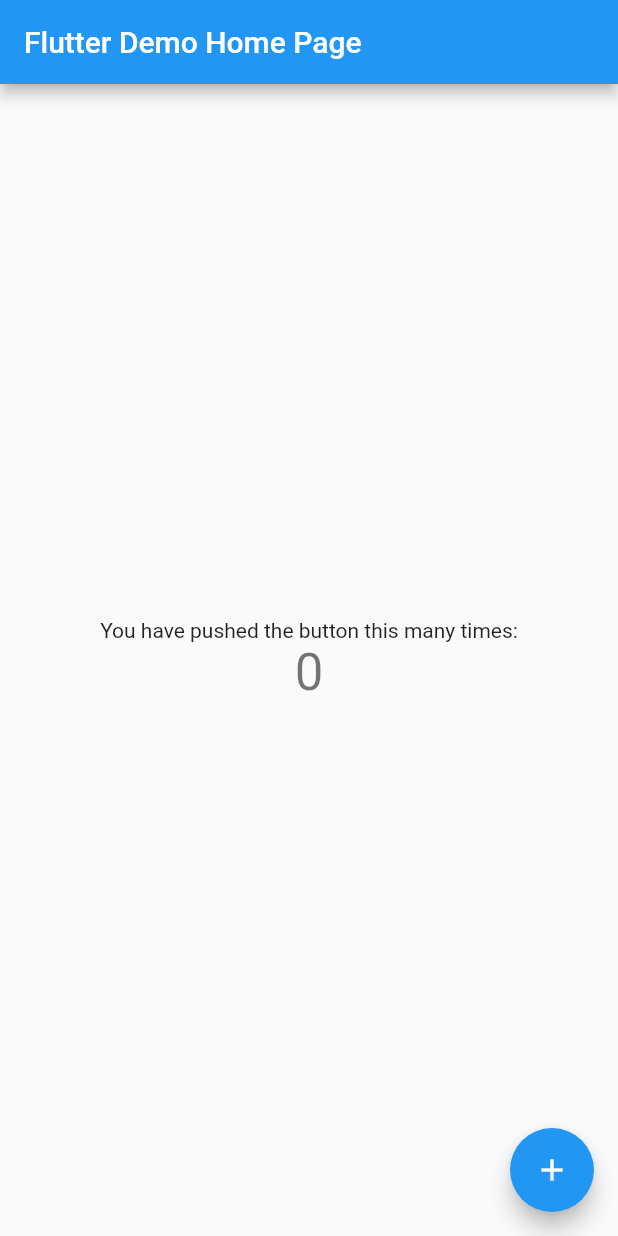
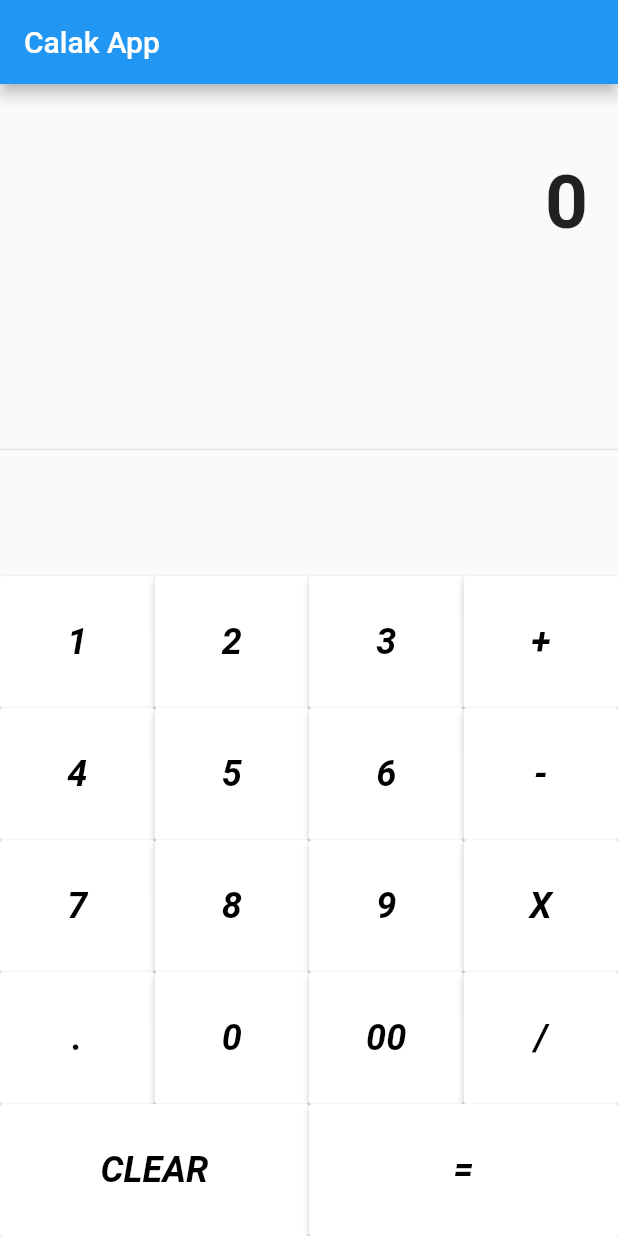
Before and after one commit to jemmycalak/Example-Flutter-App, a Flutter app: the screen it shows after launch, on a phone screen of 412 x 824 dp. Run offline on Flutter 3.47's test engine with Material 2 defaults, Android fonts, the phone set to English and light mode, and no system bars.

Commit message:
[update] add calculator app

```diff
--- a/lib/main.dart
+++ b/lib/main.dart
@@ -9,11 +9,11 @@ class MyApp extends StatelessWidget {
   @override
   Widget build(BuildContext context) {
     return MaterialApp(
-      title: 'Flutter Demo',
+      title: 'Calak App',
       theme: ThemeData(
         primarySwatch: Colors.blue,
       ),
-      home: MyHomePage(title: 'Flutter Demo Home Page'),
+      home: MyHomePage(title: 'Calak App'),
     );
   }
 }
@@ -28,12 +28,86 @@ class MyHomePage extends StatefulWidget {
 }
 
 class _MyHomePageState extends State<MyHomePage> {
-  int _counter = 0;
 
-  void _incrementCounter() {
+  var output = "0";
+  var _output = "0";
+  var num1 = 0.0;
+  var num2 = 0.0;
+  var operand = "";
+
+  onButtonPressed(String keyword) {
+    switch(keyword) {
+      case "CLEAR": {
+        output = "0";
+        _output = "0";
+        num1 = 0;
+        num2 = 0;
+        operand = "";
+      }
+      break;
+
+      case "+":
+      case "-":
+      case "X":
+      case "/":{
+        num1 = double.parse(output);
+        operand = keyword;
+        _output = "0";
+      }
+      break;
+      case ".": {
+        if (!_output.contains(".")) {
+          _output += keyword;
+        }
+      }
+      break;
+      case "=": {
+        num2 = double.parse(output);
+        if(operand == "+") {
+          _output = "${(num1+num2)}";
+        }
+        if(operand == "-") {
+          _output = "${(num1-num2)}";
+        }
+        if(operand == "/") {
+          _output = "${(num1/num2)}";
+        }
+        if(operand == "X") {
+          _output = "${(num1*num2)}";
+        }
+
+        num1 = 0.0;
+        num2 = 0.0;
+        operand = "";
+      }
+      break;
+      default: {
+        _output += keyword;
+      }
+      break;
+    }
+
     setState(() {
-      _counter++;
+      output = double.parse(_output).toStringAsFixed(2);
     });
+  }
+
+  Widget ButtonCalculator(String text) {
+    return new Expanded(
+      child: new MaterialButton(
+        child: new Text(text,
+          style: TextStyle(
+            fontSize: 24,
+            fontStyle: FontStyle.italic,
+            fontWeight: FontWeight.bold
+          ),
+        ),
+        onPressed: () => onButtonPressed(text),
+        color: Colors.white,
+        textColor: Colors.black,
+        padding: new EdgeInsets.all(30),
+      ),
+    );
   }
 
   @override
@@ -42,24 +116,66 @@ class _MyHomePageState extends State<MyHomePage> {
       appBar: AppBar(
         title: Text(widget.title),
       ),
-      body: Center(
-        child: Column(
-          mainAxisAlignment: MainAxisAlignment.center,
-          children: <Widget>[
-            Text(
-              'You have pushed the button this many times:',
+      body: new Container(
+        child: new Column(
+          children: [
+            new Container(
+              padding: new EdgeInsets.symmetric(
+                horizontal: 20,
+                vertical: 50
+              ),
+              alignment: Alignment.centerRight,
+              // color: Colors.white,
+              child: new Text(output, style: new TextStyle(
+                fontSize: 50,
+                fontWeight: FontWeight.bold
+              ),),
             ),
-            Text(
-              '$_counter',
-              style: Theme.of(context).textTheme.headline4,
+
+            new Expanded(
+              child: new Divider(),
+            ),
+
+            new Row(
+              children: [
+                ButtonCalculator("1"),
+                ButtonCalculator("2"),
+                ButtonCalculator("3"),
+                ButtonCalculator("+"),
+              ],
+            ),
+            new Row(
+              children: [
+                ButtonCalculator("4"),
+                ButtonCalculator("5"),
+                ButtonCalculator("6"),
+                ButtonCalculator("-"),
+              ],
+            ),
+            new Row(
+              children: [
+                ButtonCalculator("7"),
+                ButtonCalculator("8"),
+                ButtonCalculator("9"),
+                ButtonCalculator("X"),
+              ],
+            ),
+            new Row(
+              children: [
+                ButtonCalculator("."),
+                ButtonCalculator("0"),
+                ButtonCalculator("00"),
+                ButtonCalculator("/"),
+              ],
+            ),
+            new Row(
+              children: [
+                ButtonCalculator("CLEAR"),
+                ButtonCalculator("="),
+              ],
             ),
           ],
-        ),
-      ),
-      floatingActionButton: FloatingActionButton(
-        onPressed: _incrementCounter,
-        tooltip: 'Increment',
-        child: Icon(Icons.add),
+        )
       ), // This trailing comma makes auto-formatting nicer for build methods.
     );
   }
```
